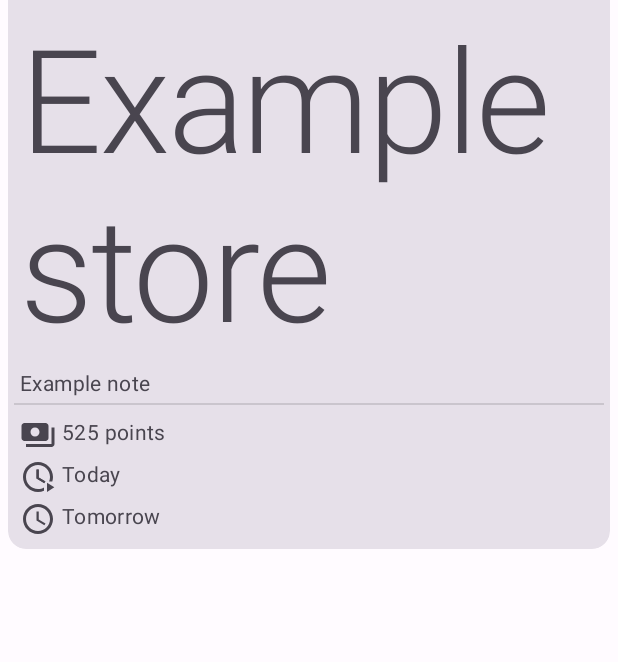
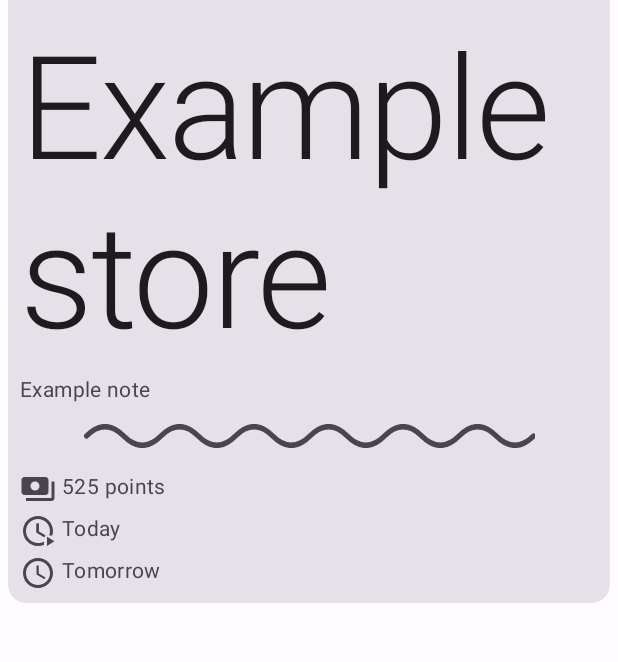
Before and after one commit to ziadOUA/zCard-Old, an Android app: the layout loyalty_card_layout.xml on its own in the app's theme, with its tools: preview values and no code run, on a phone screen of 412 x 824 dp, the part 387-1049 px from its top. Run offline under Robolectric (Android 15) with nearby library versions, the phone set to English and light mode, and no system bars.

Commit message:
Added a custom separator to the cards

```diff
--- /dev/null
+++ b/app/src/main/res/drawable/separator.xml
@@ -0,0 +1,13 @@
+<?xml version="1.0" encoding="utf-8"?>
+<vector xmlns:android="http://schemas.android.com/apk/res/android"
+    android:width="184.4dp"
+    android:height="9.01dp"
+    android:viewportWidth="184.4"
+    android:viewportHeight="9.01">
+
+    <path
+        android:strokeColor="#222222"
+        android:strokeWidth="2"
+        android:strokeLineCap="round"
+        android:pathData="M1.39999 4.50525C6.46699 -0.161753 11.533 -0.16252 16.6 4.50448C21.667 9.17143 26.733 9.17143 31.8 4.50448C36.867 -0.16252 41.933 -0.163281 47 4.50372C52.067 9.17073 57.133 9.17073 62.2 4.50372C67.267 -0.163281 72.333 -0.16423 77.4 4.50277C82.467 9.16973 87.533 9.16973 92.6 4.50277C97.667 -0.16423 102.733 -0.16528 107.8 4.50172C112.867 9.16873 117.933 9.16873 123 4.50172C128.067 -0.16528 133.133 -0.16628 138.2 4.50072C143.267 9.16773 148.333 9.16773 153.4 4.50072C158.467 -0.16628 163.533 -0.16722 168.6 4.49978C173.667 9.16673 178.733 9.16673 183.8 4.49978" />
+</vector>
--- a/app/src/main/res/layout/loyalty_card_layout.xml
+++ b/app/src/main/res/layout/loyalty_card_layout.xml
@@ -131,7 +131,9 @@
             android:layout_marginStart="8dp"
             android:layout_marginEnd="8dp"
             android:layout_marginBottom="4dp"
+            android:layout_marginTop="4dp"
             android:textAppearance="?attr/textAppearanceHeadline1"
+            android:textColor="?attr/colorOnSurface"
             app:layout_constraintBottom_toTopOf="@+id/note"
             app:layout_constraintEnd_toEndOf="parent"
             app:layout_constraintStart_toStartOf="parent"
@@ -146,7 +148,7 @@
             android:layout_marginEnd="8dp"
             android:layout_marginBottom="4dp"
             android:textAppearance="?attr/textAppearanceBody2"
-            android:textColor="?android:attr/textColorSecondary"
+            android:textColor="?attr/colorOnSurfaceVariant"
             android:visibility="gone"
             app:layout_constraintBottom_toTopOf="@+id/info_divider"
             app:layout_constraintEnd_toEndOf="parent"
@@ -158,11 +160,14 @@
         <View
             android:id="@+id/info_divider"
             android:layout_width="match_parent"
-            android:layout_height="1dp"
-            android:layout_marginStart="4dp"
-            android:layout_marginEnd="4dp"
-            android:layout_marginBottom="8dp"
-            android:background="?android:attr/dividerVertical"
+            android:layout_height="0dp"
+            android:layout_marginStart="50dp"
+            app:layout_constraintDimensionRatio="H,184.4:10.01"
+            android:layout_marginEnd="50dp"
+            android:layout_marginTop="10dp"
+            android:layout_marginBottom="15dp"
+            android:background="@drawable/separator"
+            android:backgroundTint="?attr/colorOnSurfaceVariant"
             android:visibility="gone"
             app:layout_constraintBottom_toTopOf="@+id/balance"
             app:layout_constraintEnd_toEndOf="parent"
@@ -179,7 +184,7 @@
             android:layout_marginBottom="4dp"
             android:drawablePadding="4dp"
             android:textAppearance="?attr/textAppearanceBody2"
-            android:textColor="?android:attr/textColorSecondary"
+            android:textColor="?attr/colorOnSurfaceVariant"
             android:visibility="gone"
             app:drawableLeftCompat="@drawable/ic_baseline_payments_24"
             app:layout_constraintBottom_toTopOf="@+id/validFrom"
@@ -198,7 +203,7 @@
             android:layout_marginBottom="4dp"
             android:drawablePadding="4dp"
             android:textAppearance="?attr/textAppearanceBody2"
-            android:textColor="?android:attr/textColorSecondary"
+            android:textColor="?attr/colorOnSurfaceVariant"
             android:visibility="gone"
             app:drawableLeftCompat="@drawable/ic_valid_from_24dp"
             app:layout_constraintBottom_toTopOf="@+id/expiry"
@@ -217,7 +222,7 @@
             android:layout_marginBottom="4dp"
             android:drawablePadding="4dp"
             android:textAppearance="?attr/textAppearanceBody2"
-            android:textColor="?android:attr/textColorSecondary"
+            android:textColor="?attr/colorOnSurfaceVariant"
             android:visibility="gone"
             app:drawableLeftCompat="@drawable/ic_baseline_access_time_24"
             app:layout_constraintBottom_toBottomOf="parent"
```
